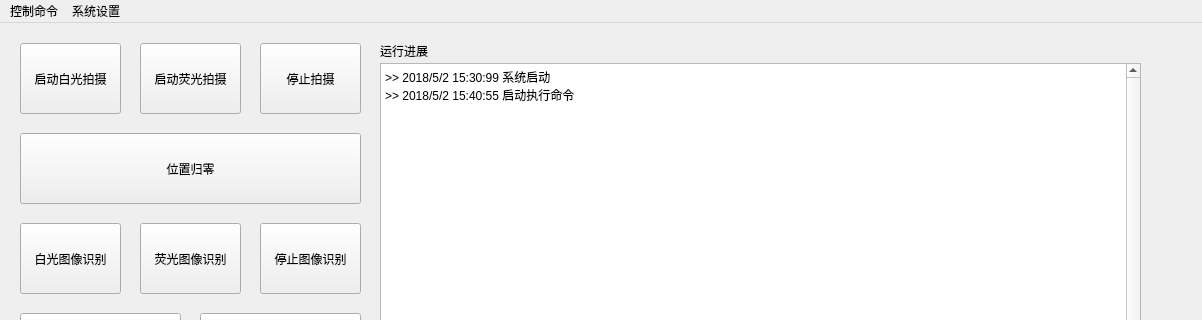
Above: cebs/form_qt/cebsMainForm.ui from Baxianxiahai/med before the change; both pictures show x 0 to 1202 and y 0 to 320 of the 1202 by 683 pixel window. Below: the same form after it.
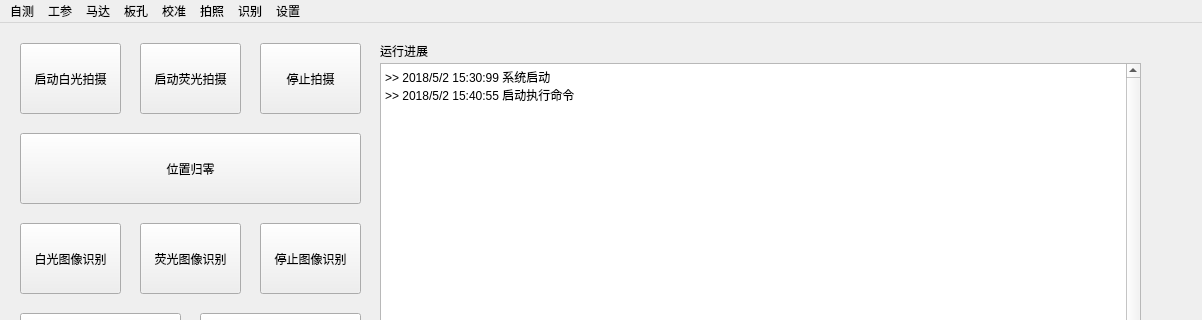
That is the form after the change.

Patch:
```diff
--- a/cebs/form_qt/cebsMainForm.ui
+++ b/cebs/form_qt/cebsMainForm.ui
@@ -268,20 +268,68 @@
    </property>
    <widget class="QMenu" name="menu">
     <property name="title">
-     <string>控制命令</string>
+     <string>自测</string>
     </property>
     <addaction name="actionSTART"/>
     <addaction name="actionSTOP"/>
    </widget>
    <widget class="QMenu" name="menu_2">
     <property name="title">
-     <string>系统设置</string>
+     <string>工参</string>
     </property>
-    <addaction name="actionEXIT"/>
-    <addaction name="actionABOUT"/>
+    <addaction name="actionMenuGparSet"/>
+   </widget>
+   <widget class="QMenu" name="menu_3">
+    <property name="title">
+     <string>马达</string>
+    </property>
+    <addaction name="actionMenuMengMode"/>
+    <addaction name="actionMenuMengZero"/>
+   </widget>
+   <widget class="QMenu" name="menu_4">
+    <property name="title">
+     <string>校准</string>
+    </property>
+    <addaction name="actionMenuCalibMode"/>
+   </widget>
+   <widget class="QMenu" name="menu_5">
+    <property name="title">
+     <string>拍照</string>
+    </property>
+    <addaction name="actionMenuPicNorStart"/>
+    <addaction name="actionMenuPicFluStart"/>
+    <addaction name="actionMenuPicStop"/>
+   </widget>
+   <widget class="QMenu" name="menu_6">
+    <property name="title">
+     <string>识别</string>
+    </property>
+    <addaction name="actionMenuCfyNorStart"/>
+    <addaction name="actionMenuCfyFluStart"/>
+    <addaction name="actionMenuCfyStop"/>
+   </widget>
+   <widget class="QMenu" name="menu_7">
+    <property name="title">
+     <string>设置</string>
+    </property>
+    <addaction name="actionMenuSsetAbout"/>
+    <addaction name="separator"/>
+    <addaction name="actionMenuSsetExit"/>
+   </widget>
+   <widget class="QMenu" name="menu_8">
+    <property name="title">
+     <string>板孔</string>
+    </property>
+    <addaction name="actionMenuBrowseSelect"/>
    </widget>
    <addaction name="menu"/>
    <addaction name="menu_2"/>
+   <addaction name="menu_3"/>
+   <addaction name="menu_8"/>
+   <addaction name="menu_4"/>
+   <addaction name="menu_5"/>
+   <addaction name="menu_6"/>
+   <addaction name="menu_7"/>
   </widget>
   <widget class="QStatusBar" name="statusbar"/>
   <action name="actionSTART">
```
Left out of the diff: 71 changed lines with no effect on the pictures.
